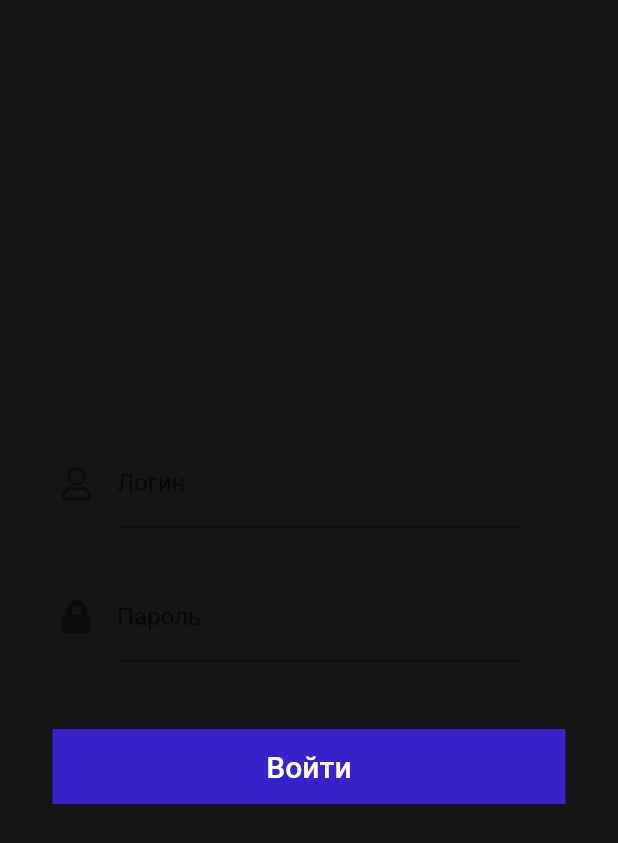
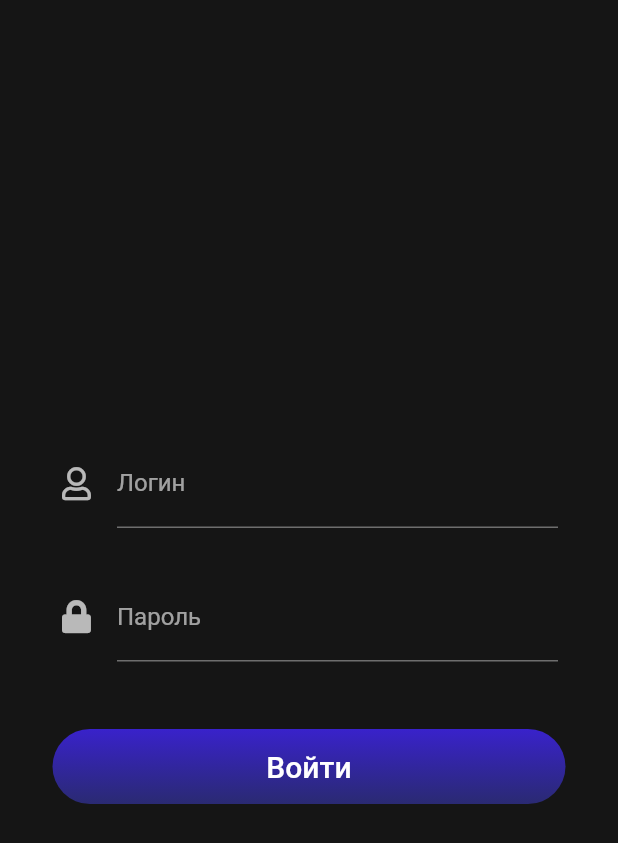
Before and after one commit to SessionStart/web-factory, a Flutter app: the screen it shows after launch, on a phone screen of 412 x 824 dp. Shown: the top 843 px of the screen. Run offline on Flutter 3.47's test engine with Material 2 defaults, Android fonts, the phone set to English and light mode, and no system bars; our stand-ins replace cached_network_image, font_awesome_flutter, hive, hive_flutter; missing offline and left inert: skeleton_animation; accounts and stored records are empty.

Commit message:
Поправил верстку на экране входа

```diff
--- a/lib/main.dart
+++ b/lib/main.dart
@@ -35,7 +35,7 @@ class MyApp extends StatelessWidget {
         ),
       ],
       builder: (ctx, _) {
-        // _initializeBlocs(ctx);
+        _initializeBlocs(ctx);
         return MaterialApp(
           title: 'Web Factory',
           debugShowCheckedModeBanner: false,
@@ -46,7 +46,7 @@ class MyApp extends StatelessWidget {
     );
   }
 
-  // Future<void> _initializeBlocs(BuildContext context) async {
-  //   Provider.of<LaunchBloc>(context).init(context);
-  // }
+  Future<void> _initializeBlocs(BuildContext context) async {
+    Provider.of<LaunchBloc>(context).init(context);
+  }
 }
--- a/lib/screens/auth/auth.dart
+++ b/lib/screens/auth/auth.dart
@@ -70,7 +70,7 @@ class AuthScreen extends StatelessWidget {
         // todo: логотип
         // Image.asset('assets/img/FlutterWeb.png', height: 100),
         Padding(
-          padding: const EdgeInsets.all(5.0).copyWith(right: 30.0),
+          padding: const EdgeInsets.all(5.0),
           child: Column(
             children: [
               CustomTextField(
--- a/lib/theme/app_theme.dart
+++ b/lib/theme/app_theme.dart
@@ -1,4 +1,5 @@
 import 'package:flutter/material.dart';
+import 'package:flutter_firebase_site/theme/theme.dart';
 
 abstract class AppTheme {
   static final boxShadow = [
@@ -12,4 +13,13 @@ abstract class AppTheme {
       ),
     ),
   ];
+
+  static final mainGradient = LinearGradient(
+    begin: Alignment.topCenter,
+    end: Alignment.bottomCenter,
+    colors: <Color>[
+      appTheme.accentColor,
+      appTheme.buttonColor,
+    ],
+  );
 }
--- a/lib/theme/theme.dart
+++ b/lib/theme/theme.dart
@@ -7,6 +7,8 @@ final appTheme = ThemeData(
   scaffoldBackgroundColor: Color(0xFF151515),
   canvasColor: Color(0xFF3922CB),
   accentColor: Color(0xFF3922CB),
+  buttonColor: Color(0xFF2A2A72),
+  brightness: Brightness.dark,
   cardColor: Color(0xFF262626),
   textTheme: TextTheme(
     headline1: TextStyle(
--- a/lib/widgets/common/custom_button.dart
+++ b/lib/widgets/common/custom_button.dart
@@ -1,4 +1,6 @@
 import 'package:flutter/material.dart';
+import 'package:flutter_firebase_site/theme/app_theme.dart';
+import 'package:flutter_firebase_site/theme/theme.dart';
 import 'package:provider/provider.dart';
 
 class CustomButton extends StatelessWidget {
@@ -23,12 +25,12 @@ class CustomButton extends StatelessWidget {
       width: width,
       height: 50.0,
       decoration: BoxDecoration(
-        borderRadius: BorderRadius.circular(15.0),
-        // gradient: appTheme.mainGradient,
-        // boxShadow: appTheme.shadow,
+        borderRadius: BorderRadius.circular(30.0),
+        gradient: AppTheme.mainGradient,
+        boxShadow: AppTheme.boxShadow,
       ),
       child: Material(
-        color: color,
+        color: Colors.transparent,
         child: InkWell(
           onTap: onPressed,
           child: Center(
```
